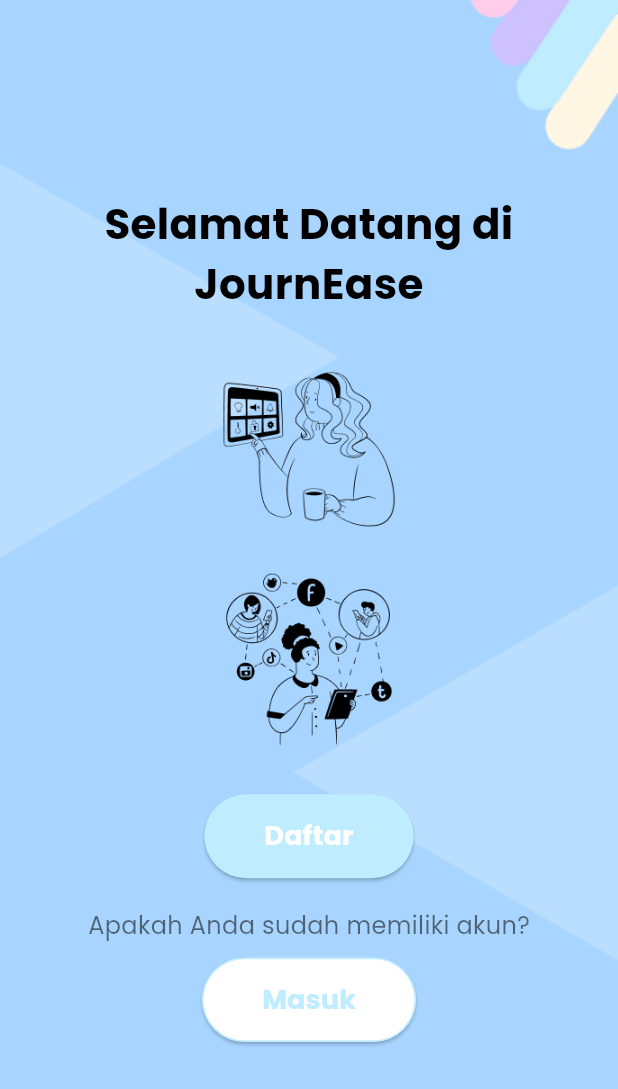
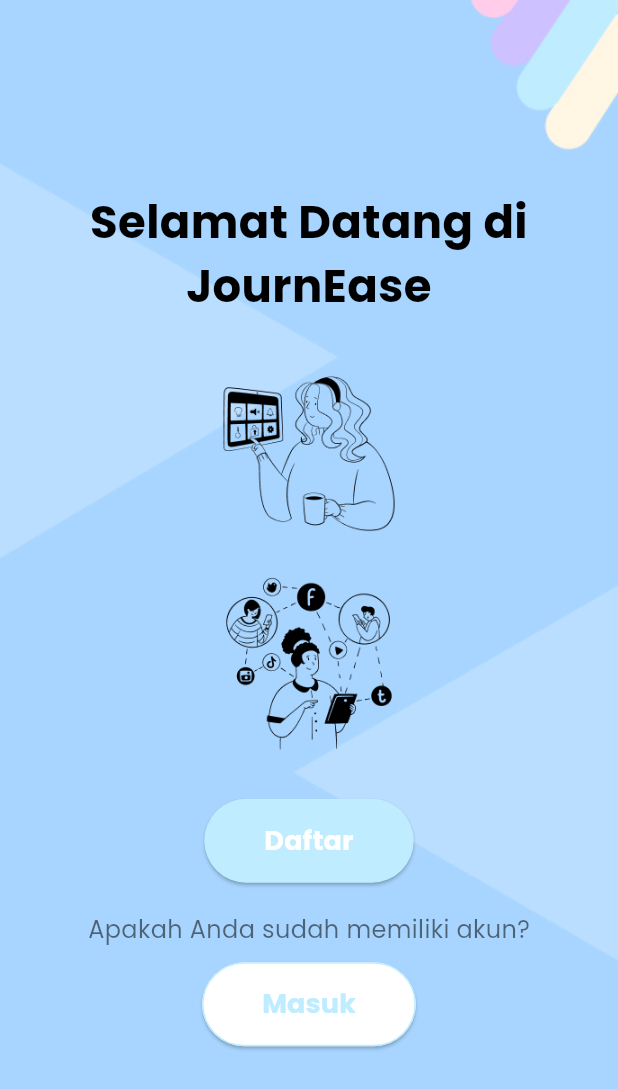
Before and after one commit to dirch4/JournEase, a Flutter app: the screen it shows after launch, after a tap on "Ayo Mulai!", on a phone screen of 412 x 824 dp. Shown: the top 1089 px of the screen. Run offline on Flutter 3.47's test engine with Material 3 defaults, Android fonts, the phone set to English and light mode, and no system bars; our stand-ins replace google_fonts.

Commit message:
add an dynamic fonts

```diff
--- /dev/null
+++ b/lib/core/components/font.dart
@@ -0,0 +1,28 @@
+import 'package:flutter/material.dart';
+import 'package:google_fonts/google_fonts.dart';
+
+class AppFonts {
+  static final TextStyle heading1 = GoogleFonts.poppins(
+    textStyle: TextStyle(
+      fontSize: 30.0,
+      fontWeight: FontWeight.bold,
+      color: Colors.black,
+    ),
+  );
+
+  static final TextStyle heading2 = GoogleFonts.poppins(
+    textStyle: TextStyle(
+      fontSize: 20.0,
+      fontWeight: FontWeight.normal,
+      color: Colors.black,
+    ),
+  );
+
+  static final TextStyle bodyText = GoogleFonts.poppins(
+    textStyle: TextStyle(
+      fontSize: 16.0,
+      fontWeight: FontWeight.normal,
+      color: Colors.black,
+    ),
+  );
+}
--- a/lib/pages/loginpage.dart
+++ b/lib/pages/loginpage.dart
@@ -1,9 +1,8 @@
 import 'package:flutter/material.dart';
-import 'package:google_fonts/google_fonts.dart';
 import 'package:jurnease/core/constants/color.dart';
 import 'package:jurnease/pages/login.dart';
 import 'package:jurnease/core/components/button.dart';
-import 'login.dart';
+import 'package:jurnease/core/components/font.dart';
 import 'signin.dart';
 
 class LoginBoarding extends StatelessWidget {
@@ -16,7 +15,7 @@ class LoginBoarding extends StatelessWidget {
         alignment: Alignment.center,
         children: [
           Container(
-            decoration: BoxDecoration(
+            decoration: const BoxDecoration(
               image: DecorationImage(
                 image: AssetImage('assets/background.jpg'),
                 fit: BoxFit.cover,
@@ -26,7 +25,8 @@ class LoginBoarding extends StatelessWidget {
 
           // Content
           Padding(
-            padding: const EdgeInsets.symmetric(horizontal: 20.0, vertical: 50.0),
+            padding:
+                const EdgeInsets.symmetric(horizontal: 20.0, vertical: 50.0),
             child: Column(
               mainAxisAlignment: MainAxisAlignment.center,
               crossAxisAlignment: CrossAxisAlignment.center,
@@ -35,15 +35,9 @@ class LoginBoarding extends StatelessWidget {
                 Text(
                   'Selamat Datang di\nJournEase',
                   textAlign: TextAlign.center,
-                  style: GoogleFonts.poppins(
-                    textStyle: TextStyle(
-                      fontSize: 28,
-                      fontWeight: FontWeight.bold,
-                      color: Colors.black,
-                    ),
-                  ),
+                  style: AppFonts.heading1, // Use dynamic font
                 ),
-                SizedBox(height: 30),
+                const SizedBox(height: 30),
 
                 // Illustrations
                 Image.asset(
@@ -51,13 +45,13 @@ class LoginBoarding extends StatelessWidget {
                   width: 120,
                   height: 120,
                 ),
-                SizedBox(height: 20),
+                const SizedBox(height: 20),
                 Image.asset(
                   'assets/illustration2.png',
                   width: 120,
                   height: 120,
                 ),
-                SizedBox(height: 30),
+                const SizedBox(height: 30),
 
                 // Sign Up Button
                 DynamicButton(
@@ -67,34 +61,32 @@ class LoginBoarding extends StatelessWidget {
                   onPressed: () {
                     Navigator.push(
                       context,
-                      MaterialPageRoute(builder: (context) => SignInPage()),
+                      MaterialPageRoute(
+                          builder: (context) => const SignInPage()),
                     );
                   },
                 ),
-                SizedBox(height: 20),
+                const SizedBox(height: 20),
 
                 // Already have an account? Text
                 Text(
                   'Apakah Anda sudah memiliki akun?',
-                  style: GoogleFonts.poppins(
-                    textStyle: TextStyle(
-                      fontSize: 16,
-                      color: Colors.black54,
-                    ),
-                  ),
+                  style: AppFonts.bodyText
+                      .copyWith(color: Colors.black54), // Use dynamic font
                 ),
-                SizedBox(height: 10),
+                const SizedBox(height: 10),
 
                 // Login Button
                 DynamicButton(
                   text: 'Masuk',
                   backgroundColor: Colors.white,
                   textColor: Appcolors.primary,
-                  borderSide: BorderSide(color: Appcolors.primary),
+                  borderSide: const BorderSide(color: Appcolors.primary),
                   onPressed: () {
                     Navigator.push(
                       context,
-                      MaterialPageRoute(builder: (context) => LoginPage()),
+                      MaterialPageRoute(
+                          builder: (context) => const LoginPage()),
                     );
                   },
                 ),
--- a/lib/pages/onboarding.dart
+++ b/lib/pages/onboarding.dart
@@ -1,9 +1,8 @@
 import 'package:flutter/material.dart';
-import 'package:google_fonts/google_fonts.dart';
 import 'package:jurnease/core/constants/color.dart';
-import 'package:jurnease/pages/home.dart';
 import 'package:jurnease/pages/loginpage.dart';
 import 'package:jurnease/core/components/button.dart';
+import 'package:jurnease/core/components/font.dart';
 
 class Onboarding extends StatelessWidget {
   const Onboarding({super.key});
@@ -24,9 +23,10 @@ class Onboarding extends StatelessWidget {
               width: 50.0,
               decoration: BoxDecoration(
                 color: Appcolors.secondary,
-                shape: BoxShape.circle
+                shape: BoxShape.circle,
               ),
-          )),
+            ),
+          ),
           Positioned(
             top: 70,
             left: 80,
@@ -35,9 +35,10 @@ class Onboarding extends StatelessWidget {
               width: 50.0,
               decoration: BoxDecoration(
                 color: Appcolors.tertiary,
-                shape: BoxShape.circle
+                shape: BoxShape.circle,
               ),
-          )),
+            ),
+          ),
           Positioned(
             top: 10,
             left: 90,
@@ -46,9 +47,10 @@ class Onboarding extends StatelessWidget {
               width: 20.0,
               decoration: BoxDecoration(
                 color: Appcolors.secondary,
-                shape: BoxShape.circle
+                shape: BoxShape.circle,
               ),
-          )),
+            ),
+          ),
           Positioned(
             bottom: 180,
             right: 80,
@@ -57,9 +59,10 @@ class Onboarding extends StatelessWidget {
               width: 80.0,
               decoration: BoxDecoration(
                 color: Appcolors.tertiary,
-                shape: BoxShape.circle
+                shape: BoxShape.circle,
               ),
-          )),
+            ),
+          ),
           Positioned(
             bottom: 280,
             right: 30,
@@ -68,9 +71,10 @@ class Onboarding extends StatelessWidget {
               width: 40.0,
               decoration: BoxDecoration(
                 color: Appcolors.secondary,
-                shape: BoxShape.circle
+                shape: BoxShape.circle,
               ),
-          )),
+            ),
+          ),
           Positioned(
             bottom: 30,
             left: -40,
@@ -83,8 +87,6 @@ class Onboarding extends StatelessWidget {
               ),
             ),
           ),
-
-
           Positioned(
             top: -50,
             right: 30,
@@ -98,38 +100,27 @@ class Onboarding extends StatelessWidget {
             ),
           ),
           Container(
-            padding: EdgeInsets.only(left: 43.0, top: 130.0),
+            padding: const EdgeInsets.only(left: 43.0, top: 130.0),
             child: Column(
               mainAxisSize: MainAxisSize.min,
               children: [
                 Text(
                   "Kesadaran\nmembuat suatu hal\nmenjadi lebih mudah",
                   textAlign: TextAlign.start,
-                    style: GoogleFonts.poppins(
-                      textStyle: TextStyle(
-                        fontSize: 30.0,
-                        fontWeight: FontWeight.bold,
-                        color: Colors.black,
-                      ),
-                    ),
+                  style: AppFonts.heading1, // Use dynamic font
                 ),
                 Padding(
-                    padding: EdgeInsets.only(left: 30.0),
+                  padding: const EdgeInsets.only(left: 30.0),
                   child: Text(
                     "Berlatihlah meditasi dan buatlah jurnal\nuntuk bersantai dan menghilangkan\nstress",
                     textAlign: TextAlign.start,
-                      style: GoogleFonts.poppins(
-                        textStyle: TextStyle(
-                          fontSize: 18.0,
-                          fontWeight: FontWeight.normal,
+                    style: AppFonts.bodyText.copyWith(
                       color: Colors.black.withOpacity(0.8),
-                        ),
-                      ),
+                    ), // Use dynamic font
                   ),
                 ),
               ],
             ),
-
           ),
           Positioned(
             bottom: 40,
@@ -138,15 +129,17 @@ class Onboarding extends StatelessWidget {
               text: "Ayo Mulai!",
               backgroundColor: Colors.white,
               textColor: Colors.black,
-              borderSide: BorderSide(color: Colors.black, width: 1),
-              padding: EdgeInsets.symmetric(
+              borderSide: const BorderSide(color: Colors.black, width: 1),
+              padding: const EdgeInsets.symmetric(
                 vertical: 20.0,
                 horizontal: 20.0,
               ),
               borderRadius: 8.0,
               onPressed: () {
-                Navigator.push(context,
-                  MaterialPageRoute(builder: (context) => const LoginBoarding()),
+                Navigator.push(
+                  context,
+                  MaterialPageRoute(
+                      builder: (context) => const LoginBoarding()),
                 );
               },
             ),
--- a/lib/pages/splashscreen.dart
+++ b/lib/pages/splashscreen.dart
@@ -1,7 +1,7 @@
 import 'package:flutter/material.dart';
-import 'package:google_fonts/google_fonts.dart';
 import 'package:jurnease/core/constants/color.dart';
 import 'package:jurnease/pages/onboarding.dart';
+import 'package:jurnease/core/components/font.dart';
 
 class Splashscreen extends StatefulWidget {
   const Splashscreen({super.key});
@@ -16,11 +16,7 @@ class _SplashscreenState extends State<Splashscreen> {
     Future.delayed(
       const Duration(seconds: 6),
       () => Navigator.pushReplacement(
-          context,
-          MaterialPageRoute(
-            builder: (context) => Onboarding()
-          )
-        ),
+          context, MaterialPageRoute(builder: (context) => const Onboarding())),
     );
     return Scaffold(
       body: Stack(
@@ -30,9 +26,7 @@ class _SplashscreenState extends State<Splashscreen> {
             child: Center(
               child: Text(
                 "JournEase",
-                style: GoogleFonts.poppins(
-                    textStyle:
-                        TextStyle(fontSize: 30.0, fontWeight: FontWeight.bold)),
+                style: AppFonts.heading1, // Use dynamic font
               ),
             ),
           ),
```
Also changed, not shown: lib/pages/addjournal.dart (+17 -15 lines), lib/pages/detail.dart (+6 -30 lines), lib/pages/home.dart (+11 -29 lines), lib/pages/login.dart (+15 -24 lines), lib/pages/signin.dart (+14 -23 lines). Lines whose indentation alone changed are shown as unchanged.
